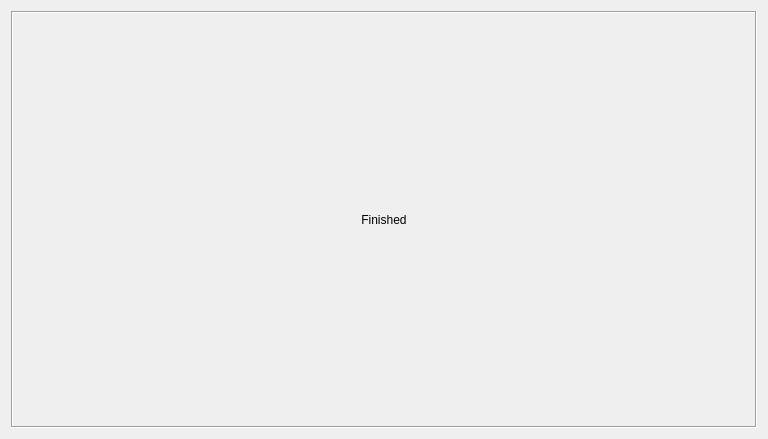
Noscka/Norzkas-Custom-Gamma-Installer, file InstallerWindow/InstallerWindow.ui: the form before one commit.
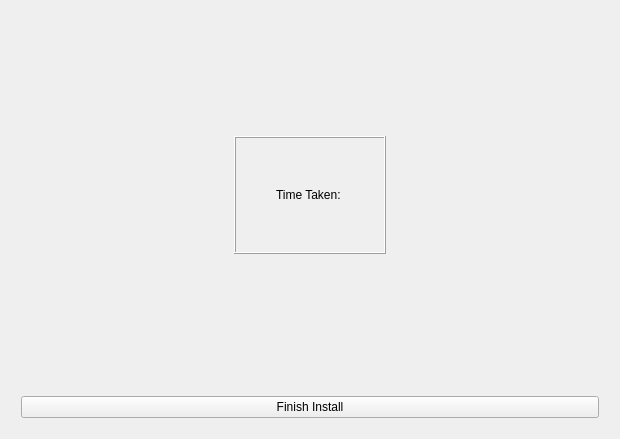
The form after the commit. The open tabs and pages were chosen to show the change. Icons and pictures are not drawn. Custom widgets are drawn as their Qt base class.

Commit message: Added Finish Page

```diff
--- a/InstallerWindow/InstallerWindow.ui
+++ b/InstallerWindow/InstallerWindow.ui
@@ -6,7 +6,7 @@
    <rect>
     <x>0</x>
     <y>0</y>
-    <width>768</width>
+    <width>620</width>
     <height>439</height>
    </rect>
   </property>
@@ -470,26 +470,139 @@
       </widget>
       <widget class="QWidget" name="Finished">
        <layout class="QVBoxLayout" name="verticalLayout_7">
+        <property name="leftMargin">
+         <number>10</number>
+        </property>
+        <property name="topMargin">
+         <number>10</number>
+        </property>
+        <property name="rightMargin">
+         <number>10</number>
+        </property>
+        <property name="bottomMargin">
+         <number>10</number>
+        </property>
         <item>
-         <widget class="QLabel" name="label">
-          <property name="sizePolicy">
-           <sizepolicy hsizetype="Minimum" vsizetype="Minimum">
-            <horstretch>0</horstretch>
-            <verstretch>0</verstretch>
-           </sizepolicy>
+         <spacer name="verticalSpacer_5">
+          <property name="orientation">
+           <enum>Qt::Orientation::Vertical</enum>
           </property>
-          <property name="frameShape">
-           <enum>QFrame::Shape::Box</enum>
+          <property name="sizeHint" stdset="0">
+           <size>
+            <width>20</width>
+            <height>40</height>
+           </size>
           </property>
-          <property name="frameShadow">
-           <enum>QFrame::Shadow::Sunken</enum>
+         </spacer>
+        </item>
+        <item>
+         <widget class="QWidget" name="widget" native="true">
+          <layout class="QHBoxLayout" name="horizontalLayout_4">
+           <property name="spacing">
+            <number>6</number>
+           </property>
+           <property name="leftMargin">
+            <number>0</number>
+           </property>
+           <property name="topMargin">
+            <number>0</number>
+           </property>
+           <property name="rightMargin">
+            <number>0</number>
+           </property>
+           <property name="bottomMargin">
+            <number>0</number>
+           </property>
+           <item>
+            <spacer name="horizontalSpacer_5">
+             <property name="orientation">
+              <enum>Qt::Orientation::Horizontal</enum>
+             </property>
+             <property name="sizeHint" stdset="0">
+              <size>
+               <width>40</width>
+               <height>20</height>
+              </size>
+             </property>
+            </spacer>
+           </item>
+           <item>
+            <widget class="QFrame" name="frame_2">
+             <property name="frameShape">
+              <enum>QFrame::Shape::Box</enum>
+             </property>
+             <property name="frameShadow">
+              <enum>QFrame::Shadow::Raised</enum>
+             </property>
+             <layout class="QVBoxLayout" name="verticalLayout">
+              <property name="spacing">
+               <number>10</number>
+              </property>
+              <property name="leftMargin">
+               <number>40</number>
+              </property>
+              <property name="topMargin">
+               <number>50</number>
+              </property>
+              <property name="rightMargin">
+               <number>40</number>
+              </property>
+              <property name="bottomMargin">
+               <number>50</number>
+              </property>
+              <item>
+               <widget class="QLabel" name="TimeTakenLabel">
+                <property name="text">
+                 <string>Time Taken: </string>
+                </property>
+                <property name="alignment">
+                 <set>Qt::AlignmentFlag::AlignCenter</set>
+                </property>
+               </widget>
+              </item>
+             </layout>
+            </widget>
+           </item>
+           <item>
+            <spacer name="horizontalSpacer_6">
+             <property name="orientation">
+              <enum>Qt::Orientation::Horizontal</enum>
+             </property>
+             <property name="sizeHint" stdset="0">
+              <size>
+               <width>40</width>
+               <height>20</height>
+              </size>
+             </property>
+            </spacer>
+           </item>
+          </layout>
+         </widget>
+        </item>
+        <item>
+         <spacer name="verticalSpacer_6">
+          <property name="orientation">
+           <enum>Qt::Orientation::Vertical</enum>
           </property>
-          <property name="text">
-           <string>Finished</string>
+          <property name="sizeHint" stdset="0">
+           <size>
+            <width>20</width>
+            <height>40</height>
+           </size>
           </property>
-          <property name="alignment">
-           <set>Qt::AlignmentFlag::AlignCenter</set>
-          </property>
+         </spacer>
+        </item>
+        <item>
+         <widget class="QWidget" name="widget_2" native="true">
+          <layout class="QHBoxLayout" name="horizontalLayout_5">
+           <item>
+            <widget class="QPushButton" name="FinishInstallButton">
+             <property name="text">
+              <string>Finish Install</string>
+             </property>
+            </widget>
+           </item>
+          </layout>
          </widget>
         </item>
        </layout>
```
The commit also changes 2 other files.
